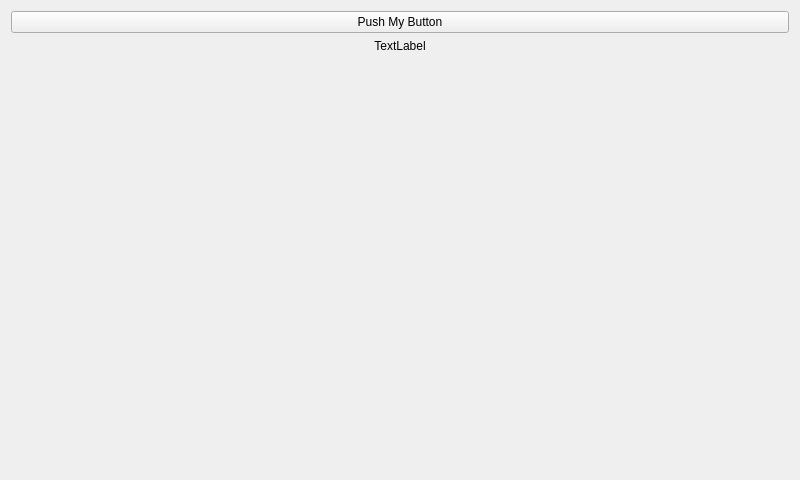
Before: the Qt Designer form SandboxApps/QtSoundTest/QtSoundTest/mainwindow.ui in brettrjones/gotvptop, drawn with Qt 5.
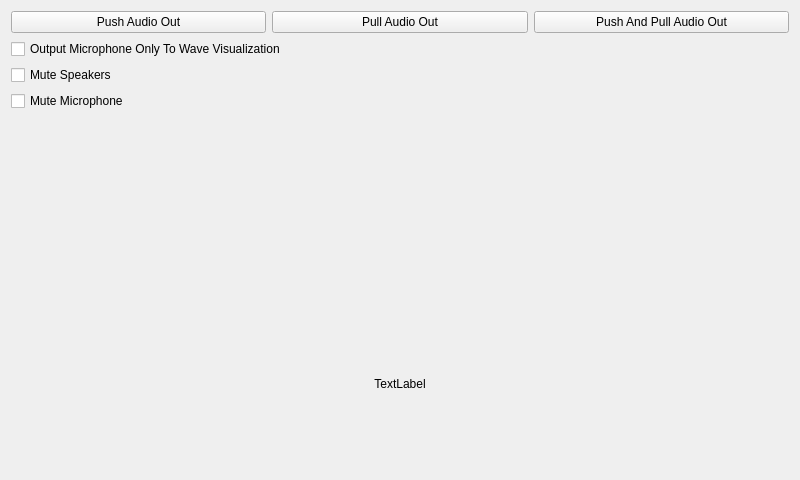
After: the same form once the commit is applied. Custom widgets are drawn as their Qt base class.

```diff
--- a/SandboxApps/QtSoundTest/QtSoundTest/mainwindow.ui
+++ b/SandboxApps/QtSoundTest/QtSoundTest/mainwindow.ui
@@ -16,19 +16,48 @@
   <widget class="QWidget" name="centralWidget">
    <layout class="QVBoxLayout" name="verticalLayout">
     <item>
-     <widget class="QPushButton" name="pushButton">
+     <layout class="QHBoxLayout" name="horizontalLayout">
+      <item>
+       <widget class="QPushButton" name="m_PushAudioOutButton">
+        <property name="text">
+         <string>Push Audio Out</string>
+        </property>
+       </widget>
+      </item>
+      <item>
+       <widget class="QPushButton" name="m_PullAudioOutButton">
+        <property name="text">
+         <string>Pull Audio Out</string>
+        </property>
+       </widget>
+      </item>
+      <item>
+       <widget class="QPushButton" name="m_PushAndPullButton">
+        <property name="text">
+         <string>Push And Pull Audio Out</string>
+        </property>
+       </widget>
+      </item>
+     </layout>
+    </item>
+    <item>
+     <widget class="QCheckBox" name="m_MicOnlyVisualizeCheckBox">
       <property name="text">
-       <string>Push My Button</string>
+       <string>Output Microphone Only To Wave Visualization</string>
       </property>
      </widget>
     </item>
     <item>
-     <widget class="QLabel" name="label">
+     <widget class="QCheckBox" name="m_MuteSpeakersCheckBox">
       <property name="text">
-       <string>TextLabel</string>
+       <string>Mute Speakers</string>
       </property>
-      <property name="alignment">
-       <set>Qt::AlignCenter</set>
+     </widget>
+    </item>
+    <item>
+     <widget class="QCheckBox" name="m_MuteMicrophoneCheckBox">
+      <property name="text">
+       <string>Mute Microphone</string>
       </property>
      </widget>
     </item>
@@ -48,10 +77,37 @@
       </property>
      </widget>
     </item>
+    <item>
+     <widget class="Waveform" name="widget" native="true"/>
+    </item>
+    <item>
+     <widget class="QLabel" name="label">
+      <property name="sizePolicy">
+       <sizepolicy hsizetype="Preferred" vsizetype="Expanding">
+        <horstretch>0</horstretch>
+        <verstretch>0</verstretch>
+       </sizepolicy>
+      </property>
+      <property name="text">
+       <string>TextLabel</string>
+      </property>
+      <property name="alignment">
+       <set>Qt::AlignCenter</set>
+      </property>
+     </widget>
+    </item>
    </layout>
   </widget>
  </widget>
  <layoutdefault spacing="6" margin="11"/>
+ <customwidgets>
+  <customwidget>
+   <class>Waveform</class>
+   <extends>QWidget</extends>
+   <header location="global">QtSoundTest/WaveForm.h</header>
+   <container>1</container>
+  </customwidget>
+ </customwidgets>
  <resources/>
  <connections/>
 </ui>
```
Left out of the diff: 2 changed lines with no effect on the pictures.
